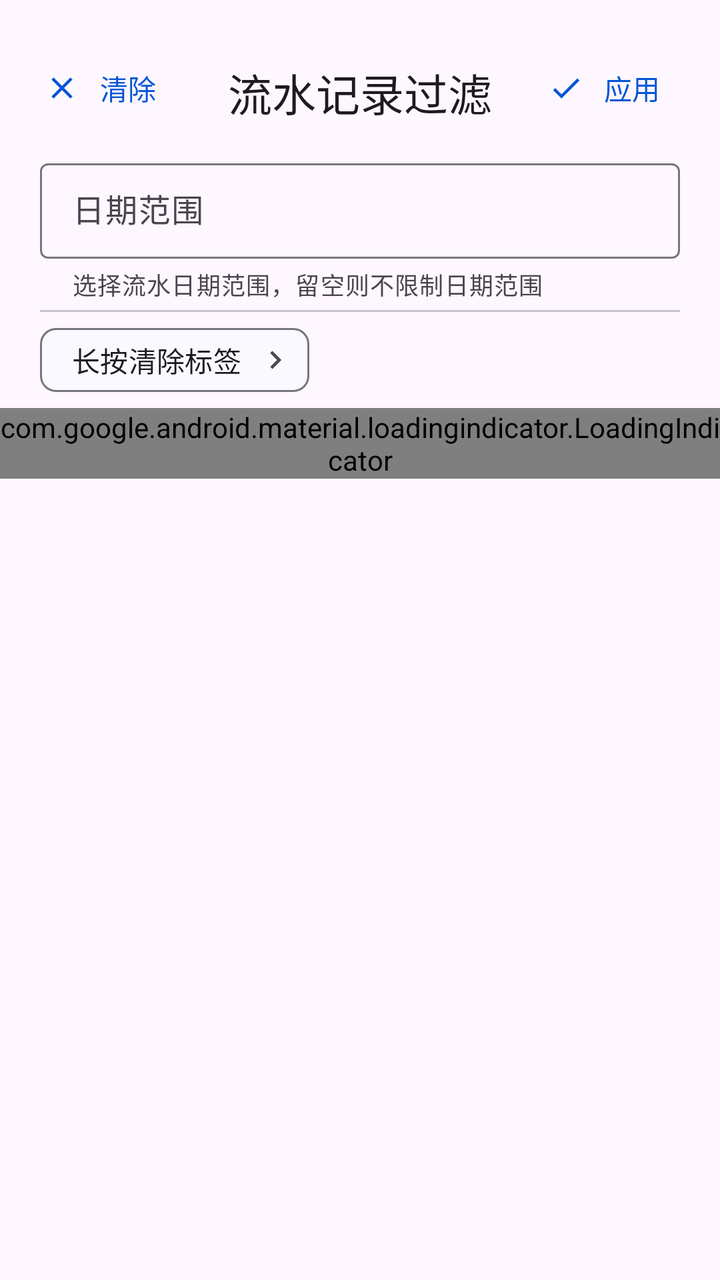
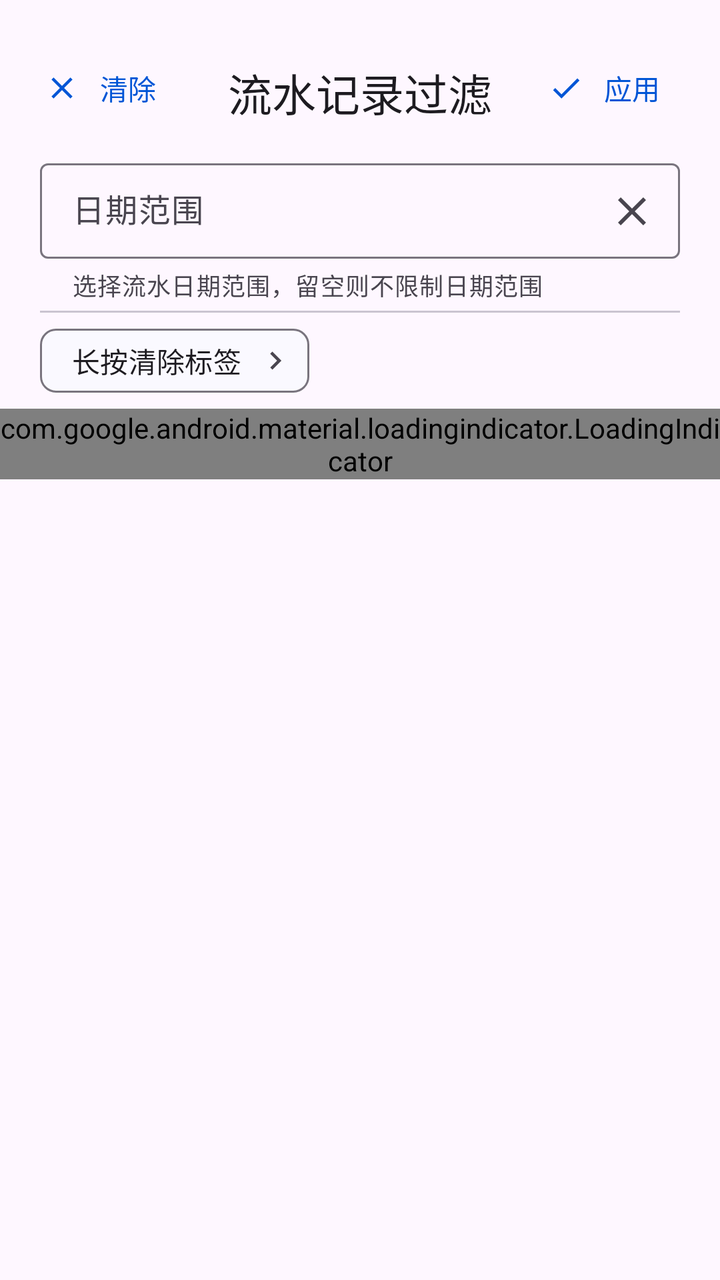

An Android layout rendered at two revisions. The XML below is the earlier revision; the diff shows what the commit changed to produce the second picture.
<!-- AndroidManifest.xml: application theme Theme.ManagerAssistant.Static -->
<!-- res/layout/bottom_sheet_account_filter.xml -->
<?xml version="1.0" encoding="utf-8"?>
<LinearLayout xmlns:android="http://schemas.android.com/apk/res/android"
    xmlns:app="http://schemas.android.com/apk/res-auto"
    android:layout_width="match_parent"
    android:layout_height="match_parent"
    android:orientation="vertical"
    android:paddingTop="20dp">

    <androidx.constraintlayout.widget.ConstraintLayout
        android:layout_width="match_parent"
        android:layout_height="wrap_content"
        android:paddingStart="10dp"
        android:paddingEnd="10dp">

        <com.google.android.material.textview.MaterialTextView
            android:id="@+id/tag_select_title"
            style="@style/LargeTitleTextViewStyle"
            android:layout_width="wrap_content"
            android:layout_height="wrap_content"
            android:text="@string/filter_running_account"
            app:layout_constraintEnd_toEndOf="parent"
            app:layout_constraintStart_toStartOf="parent"
            app:layout_constraintTop_toTopOf="parent" />

        <com.google.android.material.button.MaterialButton
            android:id="@+id/clear_filter_btn"
            style="@style/TextBtnStyle"
            android:layout_width="wrap_content"
            android:layout_height="wrap_content"
            android:text="@string/clear"
            app:icon="@drawable/baseline_clear_24"
            app:layout_constraintStart_toStartOf="parent"
            app:layout_constraintTop_toTopOf="parent" />

        <com.google.android.material.button.MaterialButton
            android:id="@+id/finish_btn"
            style="@style/TextBtnStyle"
            android:layout_width="wrap_content"
            android:layout_height="wrap_content"
            android:text="@string/apply"
            app:icon="@drawable/baseline_check_24"
            app:layout_constraintEnd_toEndOf="parent"
            app:layout_constraintTop_toTopOf="parent" />
    </androidx.constraintlayout.widget.ConstraintLayout>

    <com.google.android.material.textfield.TextInputLayout
        style="@style/CommonTextInputLayoutStyle"
        android:layout_width="match_parent"
        android:layout_height="wrap_content"
        android:layout_marginStart="20dp"
        android:layout_marginEnd="20dp"
        app:counterEnabled="false"
        app:endIconDrawable="@drawable/baseline_clear_24"
        app:endIconMode="clear_text"
        app:helperText="选择流水日期范围，留空则不限制日期范围">

        <com.google.android.material.textfield.MaterialAutoCompleteTextView
            android:id="@+id/date_range_input"
            style="@style/UneditableAutoCompleteTextViewStyle"
            android:layout_width="match_parent"
            android:layout_height="wrap_content"
            android:hint="@string/date_range" />
    </com.google.android.material.textfield.TextInputLayout>

    <com.google.android.material.chip.ChipGroup
        android:id="@+id/account_style_chip_group"
        android:layout_width="match_parent"
        android:layout_height="wrap_content"
        android:layout_marginStart="20dp"
        android:layout_marginEnd="20dp" />

    <com.google.android.material.divider.MaterialDivider
        android:layout_width="match_parent"
        android:layout_height="wrap_content"
        app:dividerInsetEnd="20dp"
        app:dividerInsetStart="20dp" />

    <HorizontalScrollView
        android:layout_width="match_parent"
        android:layout_height="wrap_content">

        <LinearLayout
            android:layout_width="wrap_content"
            android:layout_height="wrap_content"
            android:layout_marginStart="20dp"
            android:orientation="horizontal">

            <com.google.android.material.chip.Chip
                android:id="@+id/clear_tag_chip"
                android:layout_width="wrap_content"
                android:layout_height="wrap_content"
                android:layout_marginEnd="8dp"
                android:checkable="false"
                android:text="@string/long_click_to_clear_tag"
                app:closeIcon="@drawable/baseline_keyboard_arrow_right_24"
                app:closeIconEnabled="true" />

            <com.google.android.material.chip.ChipGroup
                android:id="@+id/tag_chip_group"
                android:layout_width="wrap_content"
                android:layout_height="wrap_content"
                android:paddingStart="0dp"
                android:paddingEnd="20dp"
                app:singleLine="true" />
        </LinearLayout>
    </HorizontalScrollView>

    <com.google.android.material.loadingindicator.LoadingIndicator
        android:id="@+id/loading_indicator"
        android:layout_width="wrap_content"
        android:layout_height="wrap_content"
        android:layout_gravity="center_horizontal" />

    <androidx.recyclerview.widget.RecyclerView
        android:id="@+id/tag_group_recycler"
        android:layout_width="match_parent"
        android:layout_height="wrap_content"
        android:layout_marginTop="10dp"
        app:layoutManager="androidx.recyclerview.widget.LinearLayoutManager" />
</LinearLayout>
<!-- resources referenced by this layout -->
<resources>
  <!-- drawable baseline_check_24 (drawable) -->
  <vector xmlns:android="http://schemas.android.com/apk/res/android" android:height="24dp" android:tint="#000000" android:viewportHeight="24" android:viewportWidth="24" android:width="24dp">
        
      <path android:fillColor="@android:color/white" android:pathData="M9,16.17L4.83,12l-1.42,1.41L9,19 21,7l-1.41,-1.41z"/>
      
  </vector>
  <!-- drawable baseline_clear_24 (drawable) -->
  <vector xmlns:android="http://schemas.android.com/apk/res/android" android:height="24dp" android:tint="#000000" android:viewportHeight="24" android:viewportWidth="24" android:width="24dp">
        
      <path android:fillColor="@android:color/white" android:pathData="M19,6.41L17.59,5 12,10.59 6.41,5 5,6.41 10.59,12 5,17.59 6.41,19 12,13.41 17.59,19 19,17.59 13.41,12z"/>
      
  </vector>
  <!-- drawable baseline_keyboard_arrow_right_24 (drawable) -->
  <vector xmlns:android="http://schemas.android.com/apk/res/android" android:autoMirrored="true" android:height="24dp" android:tint="#000000" android:viewportHeight="24" android:viewportWidth="24" android:width="24dp">
        
      <path android:fillColor="@android:color/white" android:pathData="M8.59,16.59L13.17,12 8.59,7.41 10,6l6,6 -6,6 -1.41,-1.41z"/>
      
  </vector>
  <string name="apply">应用</string>
  <string name="clear">清除</string>
  <string name="date_range">日期范围</string>
  <string name="filter_running_account">流水记录过滤</string>
  <string name="long_click_to_clear_tag">长按清除标签</string>
  <style name="CommonTextInputLayoutStyle" parent="Widget.Material3.TextInputLayout.OutlinedBox.Dense">
          <item name="errorEnabled">true</item>
          <item name="counterEnabled">true</item>
          <item name="helperTextEnabled">true</item>
          <item name="android:layout_marginTop">4dp</item>
          <item name="android:layout_marginBottom">4dp</item>
      </style>
  <style name="LargeTitleTextViewStyle" parent="TextViewStyleBase">
          <item name="android:textAppearance">?attr/textAppearanceTitleLarge</item>
      </style>
  <style name="TextBtnStyle" parent="Widget.Material3.Button.TextButton">
          <item name="android:textColor">?attr/colorPrimary</item>
          <item name="iconPadding">2dp</item>
      </style>
  <style name="UneditableAutoCompleteTextViewStyle" parent="Widget.Material3.AutoCompleteTextView.OutlinedBox.Dense">
          <item name="android:inputType">none</item>
          <item name="android:textColorHighlight">?attr/colorControlHighlight</item>
      </style>
  <style name="TextViewStyleBase">
          <item name="android:paddingStart">10dp</item>
          <item name="android:paddingEnd">10dp</item>
          <item name="android:paddingTop">10dp</item>
          <item name="android:paddingBottom">10dp</item>
      </style>
  <color name="color_primary">#0055d6</color>
  <color name="color_on_primary">#ffffff</color>
  <color name="color_primary_container">#d8e1fe</color>
  <color name="color_secondary_container">#e0e1ff</color>
  <color name="color_surface">#faf9ff</color>
  <color name="color_surface_container">#ebedfa</color>
  <color name="color_surface_container_low">#edeffc</color>
  <style name="ToolBarStyle" parent="Widget.Material3.Toolbar">
          <item name="android:backgroundTint">?attr/colorSurface</item>
          <item name="navigationIconTint">?attr/colorPrimary</item>
          <item name="contentInsetStart">10dp</item>
          <item name="titleTextAppearance">?attr/textAppearanceHeadlineSmall</item>
      </style>
  <!-- unchanged entries left out for length: 1 -->
</resources>

<!-- the commit's change to res/layout/bottom_sheet_account_filter.xml (unified diff, before → after) -->
@@ -44,6 +44,7 @@
     </androidx.constraintlayout.widget.ConstraintLayout>
 
     <com.google.android.material.textfield.TextInputLayout
+        android:id="@+id/date_range_layout"
         style="@style/CommonTextInputLayoutStyle"
         android:layout_width="match_parent"
         android:layout_height="wrap_content"
@@ -51,8 +52,8 @@
         android:layout_marginEnd="20dp"
         app:counterEnabled="false"
         app:endIconDrawable="@drawable/baseline_clear_24"
-        app:endIconMode="clear_text"
-        app:helperText="选择流水日期范围，留空则不限制日期范围">
+        app:endIconMode="custom"
+        app:helperText="@string/date_range_help">
 
         <com.google.android.material.textfield.MaterialAutoCompleteTextView
             android:id="@+id/date_range_input"
<!-- resource entries referenced after the edit -->
@@ -21,6 +21,7 @@
   <string name="apply">应用</string>
   <string name="clear">清除</string>
   <string name="date_range">日期范围</string>
+  <string name="date_range_help">选择流水日期范围，留空则不限制日期范围</string>
   <string name="filter_running_account">流水记录过滤</string>
   <string name="long_click_to_clear_tag">长按清除标签</string>
   <style name="CommonTextInputLayoutStyle" parent="Widget.Material3.TextInputLayout.OutlinedBox.Dense">
